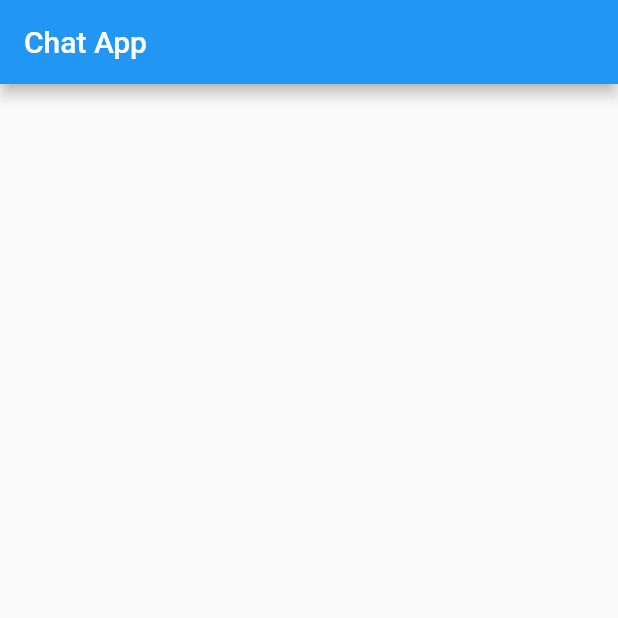
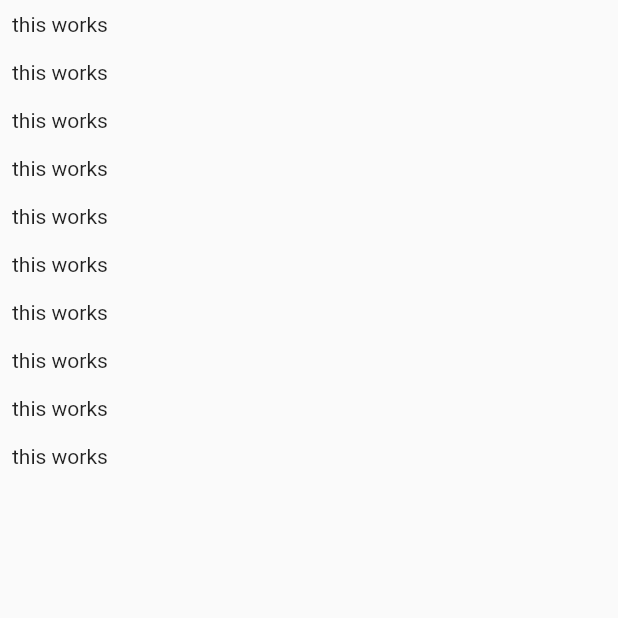
Before and after one commit to koorzenb/chat-app, a Flutter app: the screen it shows after launch, on a phone screen of 412 x 824 dp, the top half of it. Run offline on Flutter 3.47's test engine with Material 2 defaults, Android fonts, the phone set to English and light mode, and no system bars.

Commit message:
Creating a New App

```diff
--- a/lib/main.dart
+++ b/lib/main.dart
@@ -1,3 +1,4 @@
+import 'package:chat_app/screens/chat_screen.dart';
 import 'package:flutter/material.dart';
 
 void main() {
@@ -10,31 +11,11 @@ class MyApp extends StatelessWidget {
   @override
   Widget build(BuildContext context) {
     return MaterialApp(
-      title: 'Flutter Demo',
+      title: 'Chat App',
       theme: ThemeData(
         primarySwatch: Colors.blue,
       ),
-      home: const MyHomePage(title: 'Chat App'),
+      home: const ChatScreen(),
     );
   }
 }
-
-class MyHomePage extends StatefulWidget {
-  const MyHomePage({super.key, required this.title});
-  final String title;
-
-  @override
-  State<MyHomePage> createState() => _MyHomePageState();
-}
-
-class _MyHomePageState extends State<MyHomePage> {
-  @override
-  Widget build(BuildContext context) {
-    return Scaffold(
-      appBar: AppBar(
-        title: Text(widget.title),
-      ),
-      body: const Center(),
-    );
-  }
-}
--- /dev/null
+++ b/lib/screens/chat_screen.dart
@@ -0,0 +1,18 @@
+import "package:flutter/material.dart";
+
+class ChatScreen extends StatelessWidget {
+  const ChatScreen({super.key});
+
+  @override
+  Widget build(BuildContext context) {
+    return Scaffold(
+      body: ListView.builder(
+        itemCount: 10,
+        itemBuilder: (context, index) => Container(
+          padding: const EdgeInsets.all(8.0),
+          child: const Text('this works'),
+        ),
+      ),
+    );
+  }
+}
```
Also changed, not shown: lib/screens/auth_screen.dart (added).
